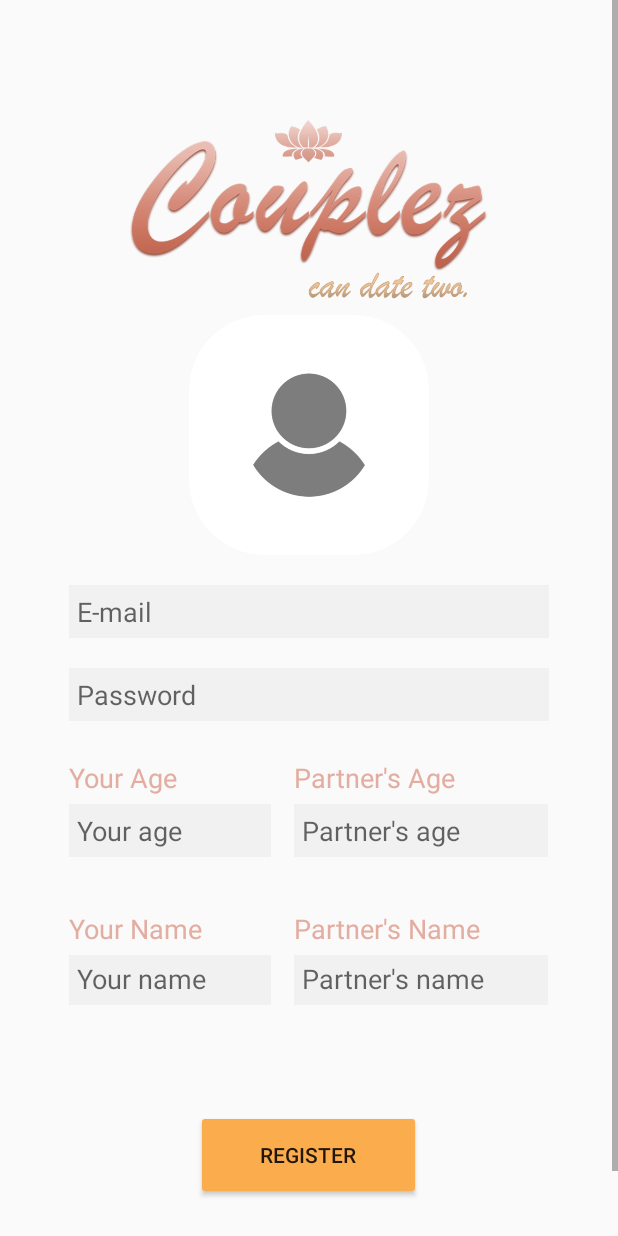
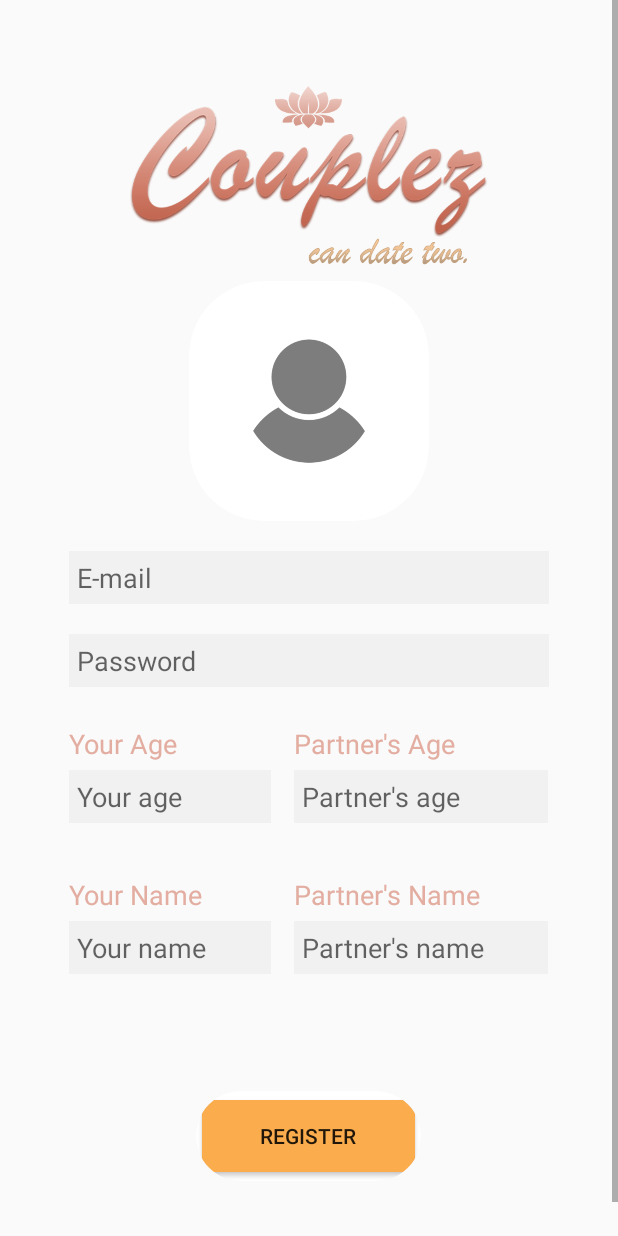
Before and after one commit to nativproject/Couplez, an Android app: the RegisterActivity screen opened directly, with no data from a screen before it, on a phone screen of 412 x 824 dp. Run offline under Robolectric (Android 15) with nearby library versions, the phone set to English and light mode, and no system bars; our stand-ins replace Firebase (no records; nobody signed in at launch, a user with empty details on screens opened directly).

Commit message:
fixed some issues

```diff
--- a/app/src/main/java/com/example/couplez/RegisterActivity.java
+++ b/app/src/main/java/com/example/couplez/RegisterActivity.java
@@ -120,12 +120,9 @@ public class RegisterActivity extends AppCompatActivity implements View.OnClickL
 
     public byte[] bitmap_to_bytes() {
         ByteArrayOutputStream stream = new ByteArrayOutputStream();
-
         image_bp.compress(Bitmap.CompressFormat.JPEG, 100, stream);
-
         byte[] byteArray = stream.toByteArray();
         return byteArray;
-//        bitmap.recycle();
     }
 
     public void upload_img_to_firebase(Uri image_uri, String uid) {
@@ -154,7 +151,6 @@ public class RegisterActivity extends AppCompatActivity implements View.OnClickL
 
     public void register_user() {
         email = edit_email.getText().toString().trim();
-        profile_image = bitmap_to_str(image_bp);
         password = edit_password.getText().toString().trim();
         ages.put("your_age", edit_your_age.getText().toString().trim());
         ages.put("partner_age", edit_partner_age.getText().toString().trim());
@@ -200,6 +196,7 @@ public class RegisterActivity extends AppCompatActivity implements View.OnClickL
             return;
         }
 
+        profile_image = bitmap_to_str(image_bp);
         progress_bar.setVisibility(View.VISIBLE);
         m_auth.createUserWithEmailAndPassword(email, password)
                 .addOnCompleteListener(new OnCompleteListener<AuthResult>() {
--- a/app/src/main/res/layout/activity_forgot_password.xml
+++ b/app/src/main/res/layout/activity_forgot_password.xml
@@ -4,7 +4,8 @@
     xmlns:tools="http://schemas.android.com/tools"
     android:layout_width="match_parent"
     android:layout_height="match_parent"
-    android:gravity="center"
+    android:configChanges="orientation"
+    android:layout_gravity="center_vertical"
     android:orientation="vertical"
     tools:context=".ForgotPasswordActivity">
 
--- a/app/src/main/res/layout/activity_main.xml
+++ b/app/src/main/res/layout/activity_main.xml
@@ -4,7 +4,8 @@
     xmlns:tools="http://schemas.android.com/tools"
     android:layout_width="match_parent"
     android:layout_height="match_parent"
-    android:gravity="center"
+    android:configChanges="orientation"
+    android:layout_gravity="center_vertical"
     android:orientation="vertical"
     tools:context=".MainActivity">
 
--- a/app/src/main/res/layout/activity_register.xml
+++ b/app/src/main/res/layout/activity_register.xml
@@ -9,7 +9,8 @@
         xmlns:tools="http://schemas.android.com/tools"
         android:layout_width="match_parent"
         android:layout_height="match_parent"
-        android:gravity="center"
+        android:configChanges="orientation"
+        android:layout_gravity="center_vertical"
         android:orientation="vertical"
         tools:context=".RegisterActivity">
 
@@ -50,7 +51,7 @@
 
         <RelativeLayout
             android:layout_width="match_parent"
-            android:layout_height="300dp">
+            android:layout_height="320dp">
 
             <ProgressBar
                 android:id="@+id/register_progress_bar"
@@ -189,16 +190,23 @@
 
         <RelativeLayout
             android:layout_width="match_parent"
-            android:layout_height="200dp">
+            android:layout_height="180dp">
 
-            <Button
-                android:id="@+id/register"
+            <androidx.cardview.widget.CardView
                 android:layout_width="150dp"
                 android:layout_height="60dp"
                 android:layout_centerInParent="true"
-                android:backgroundTint="#FBAD4E"
-                android:text="Register" />
+                app:cardCornerRadius="50dp"
+                app:cardElevation="0dp">
 
+                <Button
+                    android:id="@+id/register"
+                    android:layout_width="match_parent"
+                    android:layout_height="match_parent"
+                    android:layout_centerInParent="true"
+                    android:backgroundTint="#FBAD4E"
+                    android:text="Register" />
+            </androidx.cardview.widget.CardView>
         </RelativeLayout>
     </LinearLayout>
 </ScrollView>
```
Also changed, not shown: app/src/main/java/com/example/couplez/SwipeActivity.java (+42 -31 lines), app/src/main/res/layout/activity_swipe.xml (+36 -23 lines).
